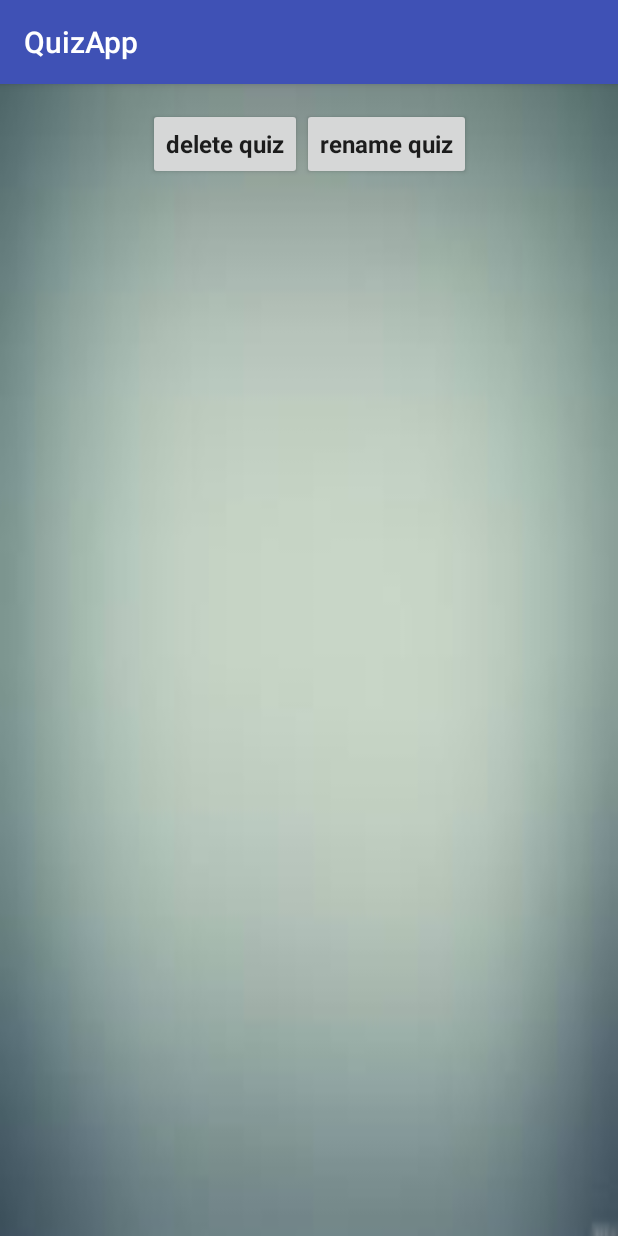
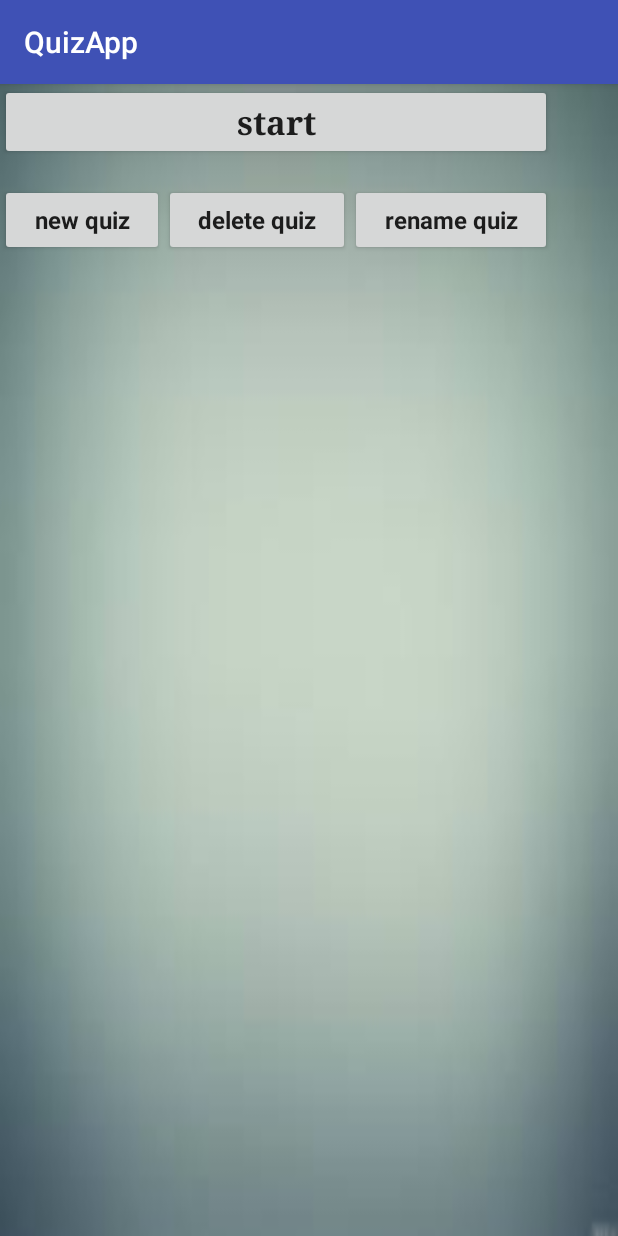
Before and after one commit to deagenstroup/android-quiz, an Android app: the screen it shows after launch (SelectionActivity), after a tap on "Take Quiz", on a phone screen of 412 x 824 dp. Run offline under Robolectric (Android 15) with nearby library versions, the phone set to English and light mode, and no system bars.

```diff
--- a/app/src/main/java/latitude/quizapp/MainActivity.java
+++ b/app/src/main/java/latitude/quizapp/MainActivity.java
@@ -26,7 +26,6 @@ public class MainActivity extends AppCompatActivity {
 
     public void launchQuiz(View view) {
         Intent intent = new Intent(this, SelectionActivity.class);
-        intent.putExtra("remove_button", "true");
         this.startActivityForResult(intent, LAUNCH_QUIZ);
     }
 
--- a/app/src/main/res/layout/activity_selection.xml
+++ b/app/src/main/res/layout/activity_selection.xml
@@ -11,8 +11,41 @@
     tools:layout_editor_absoluteY="81dp">
 
     <LinearLayout
-        android:id="@+id/selection_button_layout"
-        android:layout_width="wrap_content"
+        android:layout_width="368dp"
+        android:layout_height="495dp"
+        android:orientation="vertical"
+        tools:layout_editor_absoluteX="8dp"
+        tools:layout_editor_absoluteY="8dp">
+
+        <LinearLayout
+            android:id="@+id/button_layout"
+            android:layout_width="match_parent"
+            android:layout_height="wrap_content"
+            android:orientation="vertical"
+            tools:layout_editor_absoluteX="8dp"
+            tools:layout_editor_absoluteY="8dp">
+
+            <LinearLayout
+                android:id="@+id/button_layout_row"
+                android:layout_width="match_parent"
+                android:layout_height="match_parent"
+                android:orientation="horizontal">
+
+                <Button
+                    android:id="@+id/startButton"
+                    android:layout_width="match_parent"
+                    android:layout_height="wrap_content"
+                    android:layout_weight="1"
+                    android:fontFamily="serif"
+                    android:onClick="startHandler"
+                    android:text="start"
+                    android:textAppearance="@android:style/TextAppearance.Large"
+                    android:textStyle="bold" />
+            </LinearLayout>
+
+            <LinearLayout
+                android:id="@+id/button_layout_row1"
+                android:layout_width="match_parent"
                 android:layout_height="wrap_content"
                 android:layout_marginTop="16dp"
                 android:gravity="center_horizontal"
@@ -27,7 +60,7 @@
                     android:layout_width="wrap_content"
                     android:layout_height="wrap_content"
                     android:layout_weight="1"
-            android:onClick="addQuiz"
+                    android:onClick="newHandler"
                     android:text="new quiz" />
 
                 <Button
@@ -36,7 +69,7 @@
                     android:layout_width="wrap_content"
                     android:layout_height="wrap_content"
                     android:layout_weight="1"
-            android:onClick="deleteQuiz"
+                    android:onClick="deleteHandler"
                     android:text="delete quiz" />
 
                 <Button
@@ -45,18 +78,21 @@
                     android:layout_width="wrap_content"
                     android:layout_height="wrap_content"
                     android:layout_weight="1"
-            android:onClick="renameQuiz"
+                    android:onClick="renameHandler"
                     android:text="rename quiz" />
+            </LinearLayout>
         </LinearLayout>
 
         <LinearLayout
             android:id="@+id/linear_list"
-        android:layout_width="wrap_content"
-        android:layout_height="wrap_content"
+            android:layout_width="match_parent"
+            android:layout_height="match_parent"
             android:layout_marginTop="16dp"
             android:orientation="vertical"
             app:layout_constraintHorizontal_bias="0.501"
             app:layout_constraintLeft_toLeftOf="parent"
             app:layout_constraintRight_toRightOf="parent"
-        app:layout_constraintTop_toBottomOf="@+id/selection_button_layout"></LinearLayout>
+            app:layout_constraintTop_toBottomOf="@+id/button_layout_row1"></LinearLayout>
+    </LinearLayout>
+
 </android.support.constraint.ConstraintLayout>
```
Also changed, not shown: app/build.gradle (+7 -0 lines), app/src/main/java/latitude/quizapp/SelectionActivity.java (+167 -124 lines). Lines whose indentation alone changed are shown as unchanged.
